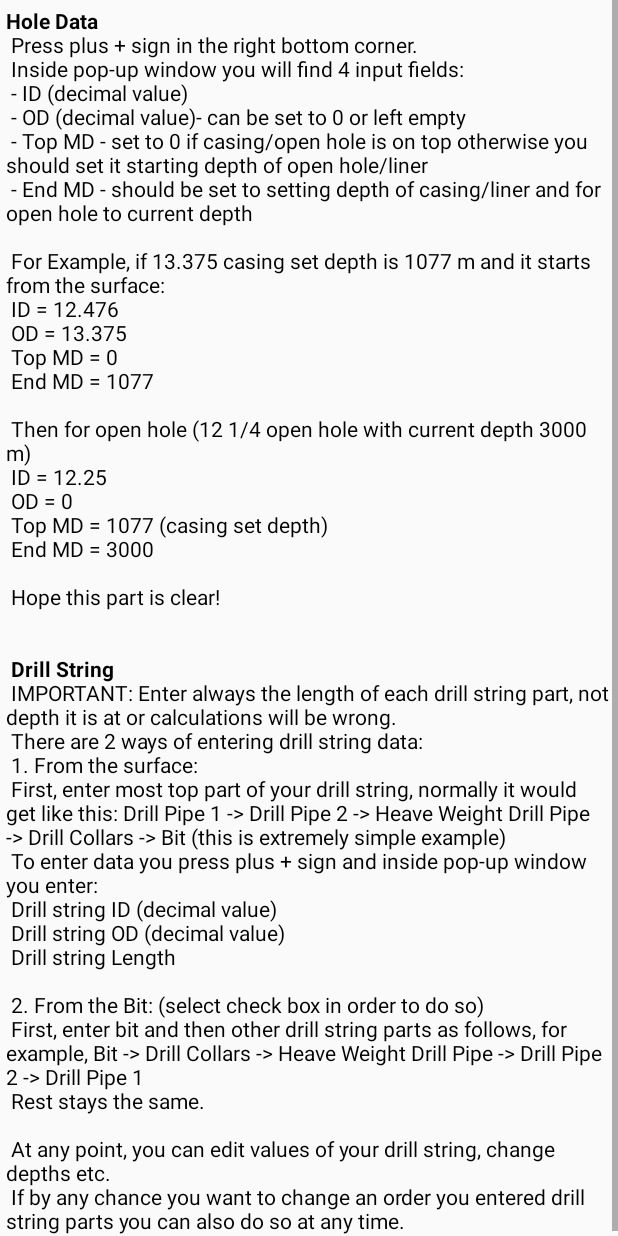
After one commit to Soundoffear/StrokesCalculator2, an Android app: the SNV_HowToActivity screen opened directly, with no data from a screen before it, on a phone screen of 412 x 824 dp. The commit adds this screen. Run offline under Robolectric (Android 15) with nearby library versions, the phone set to English and light mode, and no system bars.

Commit message:
Add description for SNV calculator

```diff
--- /dev/null
+++ b/app/src/main/java/com/oilfieldapps/allspark/strokescalculator/SNV_HowToActivity.java
@@ -0,0 +1,13 @@
+package com.oilfieldapps.allspark.strokescalculator;
+
+import android.support.v7.app.AppCompatActivity;
+import android.os.Bundle;
+
+public class SNV_HowToActivity extends AppCompatActivity {
+
+    @Override
+    protected void onCreate(Bundle savedInstanceState) {
+        super.onCreate(savedInstanceState);
+        setContentView(R.layout.activity_snv__how_to);
+    }
+}
--- a/app/src/main/java/com/oilfieldapps/allspark/strokescalculator/SandV_Free.java
+++ b/app/src/main/java/com/oilfieldapps/allspark/strokescalculator/SandV_Free.java
@@ -3,6 +3,7 @@ package com.oilfieldapps.allspark.strokescalculator;
 import android.content.Intent;
 import android.content.SharedPreferences;
 import android.os.Bundle;
+import android.os.Parcelable;
 import android.preference.PreferenceManager;
 import android.support.design.widget.TabLayout;
 import android.support.v4.app.Fragment;
@@ -143,6 +144,10 @@ public class SandV_Free extends AppCompatActivity {
             Intent intent = new Intent(getApplicationContext(), SNV_Menu.class);
             startActivity(intent);
         }
+        if(item.getItemId() == R.id.snv_how_to) {
+            Intent intent = new Intent(getApplicationContext(), SNV_HowToActivity.class);
+            startActivity(intent);
+        }
         return super.onOptionsItemSelected(item);
     }
 
--- /dev/null
+++ b/app/src/main/res/layout/activity_snv__how_to.xml
@@ -0,0 +1,17 @@
+<?xml version="1.0" encoding="utf-8"?>
+<ScrollView xmlns:android="http://schemas.android.com/apk/res/android"
+    xmlns:app="http://schemas.android.com/apk/res-auto"
+    xmlns:tools="http://schemas.android.com/tools"
+    android:layout_width="match_parent"
+    android:layout_height="match_parent"
+    tools:context="com.oilfieldapps.allspark.strokescalculator.SNV_HowToActivity">
+
+    <TextView
+        android:text="@string/how_to_text"
+        android:textColor="@color/textColor"
+        android:textSize="@dimen/listViewTextSize"
+        android:layout_width="match_parent"
+        android:layout_height="wrap_content"
+        android:padding="4dp"/>
+
+</ScrollView>
--- a/app/src/main/res/menu/snv_menu.xml
+++ b/app/src/main/res/menu/snv_menu.xml
@@ -3,5 +3,8 @@
     xmlns:app="http://schemas.android.com/apk/res-auto">
     <item android:id="@+id/snv_units"
         android:title="@string/units"
-        app:showAsAction="ifRoom">Units</item>
+        app:showAsAction="ifRoom"/>
+    <item android:id="@+id/snv_how_to"
+        android:title="@string/how_to"
+        app:showAsAction="ifRoom"/>
 </menu>
--- a/app/src/main/res/values/strings.xml
+++ b/app/src/main/res/values/strings.xml
@@ -101,5 +101,46 @@ yourself.\nIf you agree to above please hit okay and please rate app if you feel
 Thanks!</string>
     <string name="icon_image">icon_image</string>
     <string name="input_drill_string_from_bit">Input Drill String Parts Starting From Bit</string>
+    <string name="how_to">HOW TO</string>
+
+    <string name="how_to_text"><b>Hole Data</b> \n
+Press plus "+" sign in the right bottom corner. \n
+Inside pop-up window you will find 4 input fields: \n
+- ID (decimal value) \n
+- OD (decimal value)- can be set to 0 or left empty \n
+- Top MD - set to 0 if casing/open hole is on top otherwise you should set it starting depth of open hole/liner \n
+- End MD - should be set to setting depth of casing/liner and for open hole to current depth \n \n
+
+For Example, if 13.375 casing set depth is 1077 m and it starts from the surface: \n
+ID = 12.476 \n
+OD = 13.375 \n
+Top MD = 0 \n
+End MD = 1077 \n \n
+
+Then for open hole (12 1/4 open hole with current depth 3000 m) \n
+ID = 12.25  \n
+OD = 0 \n
+Top MD = 1077 (casing set depth) \n
+End MD = 3000  \n \n
+
+Hope this part is clear! \n \n
+         \n
+        <b>Drill String</b> \n
+IMPORTANT: Enter always the length of each drill string part, not depth it is at or calculations will be wrong. \n
+There are 2 ways of entering drill string data: \n
+1. From the surface: \n
+First, enter most top part of your drill string, normally it would get like this: Drill Pipe 1 -> Drill Pipe 2 -> Heave Weight Drill Pipe -> Drill Collars -> Bit (this is extremely simple example) \n
+To enter data you press plus "+" sign and inside pop-up window you enter: \n
+Drill string ID (decimal value) \n
+Drill string OD (decimal value) \n
+Drill string Length  \n \n
+
+2. From the Bit: (select check box in order to do so) \n
+First, enter bit and then other drill string parts as follows, for example, Bit -> Drill Collars -> Heave Weight Drill Pipe -> Drill Pipe 2 -> Drill Pipe 1 \n
+Rest stays the same. \n \n
+
+At any point, you can edit values of your drill string, change depths etc. \n
+If by any chance you want to change an order you entered drill string parts you can also do so at any time.
+</string>
 
 </resources>
```
Also changed, not shown: app/src/main/AndroidManifest.xml (+12 -11 lines), app/src/main/java/com/oilfieldapps/allspark/strokescalculator/custom_adapters/DrillStringInputAdapter.java (+1 -6 lines).
